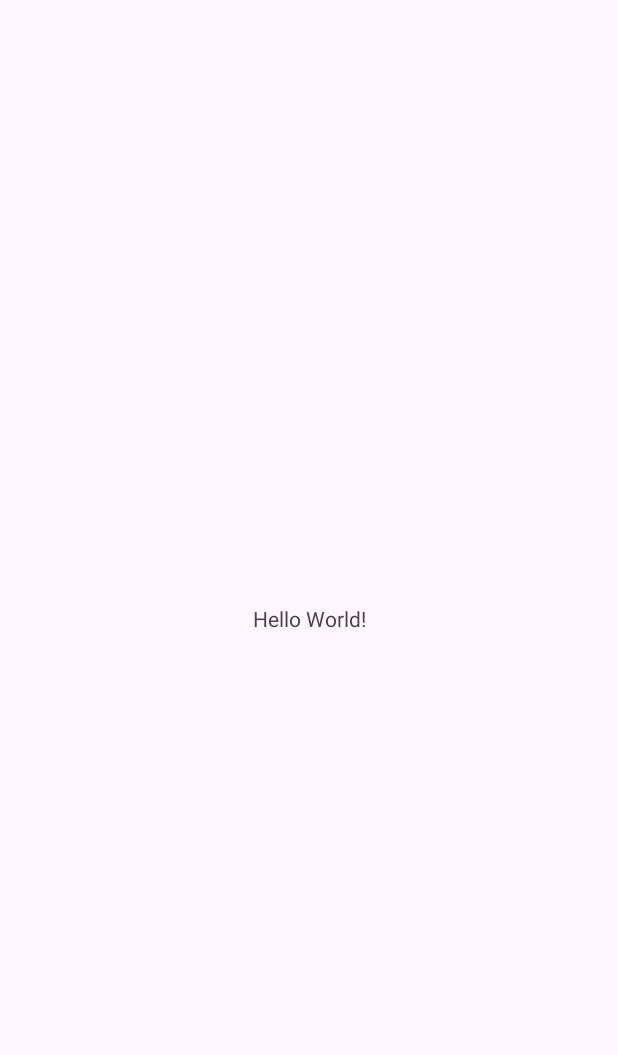
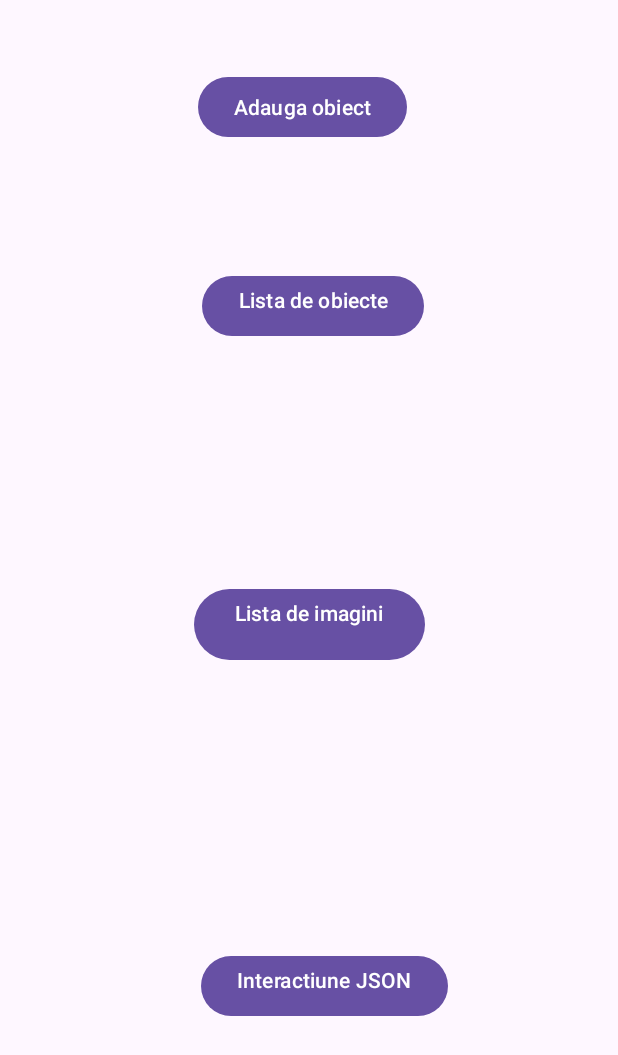
Before and after one commit to raresspirache/Spirache_Rares_ActivitateDAM2024, an Android app: the screen it shows after launch (MainActivity), on a phone screen of 412 x 824 dp. Before the commit the part shown is almost empty. Shown: the top 1055 px of the screen. Run offline under Robolectric (Android 15) with nearby library versions, the phone set to English and light mode, and no system bars.

Commit message:
Seminar 6

```diff
--- a/app/seminar_4/src/main/AndroidManifest.xml
+++ b/app/seminar_4/src/main/AndroidManifest.xml
@@ -8,6 +8,9 @@
         android:roundIcon="@mipmap/ic_launcher_round"
         android:supportsRtl="true"
         android:theme="@style/Theme.LaboratorDAM">
+        <activity
+            android:name=".ListaRezervari"
+            android:exported="false" />
         <activity
             android:name=".FormularActivitate"
             android:exported="false" />
--- a/app/seminar_4/src/main/java/com/example/seminar_4/MainActivity.java
+++ b/app/seminar_4/src/main/java/com/example/seminar_4/MainActivity.java
@@ -1,6 +1,10 @@
 package com.example.seminar_4;
 
+import android.content.Intent;
 import android.os.Bundle;
+import android.os.Parcelable;
+import android.view.View;
+import android.widget.Button;
 
 import androidx.activity.EdgeToEdge;
 import androidx.appcompat.app.AppCompatActivity;
@@ -8,7 +12,12 @@ import androidx.core.graphics.Insets;
 import androidx.core.view.ViewCompat;
 import androidx.core.view.WindowInsetsCompat;
 
+import java.util.ArrayList;
+import java.util.List;
+
 public class MainActivity extends AppCompatActivity {
+
+    private List<Rezervare> rezervari=null;
 
     @Override
     protected void onCreate(Bundle savedInstanceState) {
@@ -20,5 +29,30 @@ public class MainActivity extends AppCompatActivity {
             v.setPadding(systemBars.left, systemBars.top, systemBars.right, systemBars.bottom);
             return insets;
         });
+
+
+        rezervari=new ArrayList<>();
+
+        Button btn=findViewById(R.id.button);
+        btn.setOnClickListener(new View.OnClickListener() {
+            @Override
+            public void onClick(View v)
+            {
+                Intent it=new Intent(getApplicationContext(),FormularActivitate.class) ;
+                startActivityForResult(it,200);
+            }
+        });
+
+        Button adaugare=findViewById(R.id.button2);
+        adaugare.setOnClickListener(new View.OnClickListener() {
+            @Override
+            public void onClick(View v) {
+                Intent it = new Intent(getApplicationContext(), ListaRezervari.class);
+                it.putParcelableArrayListExtra("rezervari", (ArrayList<? extends Parcelable>) rezervari);
+                startActivity(it);
+            }
+        });
     }
+
+
 }
--- a/app/seminar_4/src/main/res/layout/activity_main.xml
+++ b/app/seminar_4/src/main/res/layout/activity_main.xml
@@ -7,13 +7,56 @@
     android:layout_height="match_parent"
     tools:context=".MainActivity">
 
-    <TextView
+
+    <Button
+        android:id="@+id/button"
         android:layout_width="wrap_content"
         android:layout_height="wrap_content"
-        android:text="Hello World!"
+        android:text="Adauga obiect"
+        app:layout_constraintBottom_toTopOf="@+id/button2"
+        app:layout_constraintEnd_toEndOf="parent"
+        app:layout_constraintHorizontal_bias="0.485"
+        app:layout_constraintStart_toStartOf="parent"
+        app:layout_constraintTop_toTopOf="parent"
+        app:layout_constraintVertical_bias="0.361" />
+
+    <Button
+        android:id="@+id/button2"
+        android:layout_width="wrap_content"
+        android:layout_height="wrap_content"
+        android:gravity="center_horizontal"
+        android:text="Lista de obiecte"
+        app:layout_constraintBottom_toTopOf="@+id/button3"
+        app:layout_constraintEnd_toEndOf="parent"
+        app:layout_constraintHorizontal_bias="0.511"
+        app:layout_constraintStart_toStartOf="parent"
+        app:layout_constraintTop_toTopOf="parent"
+        app:layout_constraintVertical_bias="0.528" />
+
+    <Button
+        android:id="@+id/button3"
+        android:layout_width="154dp"
+        android:layout_height="55dp"
+        android:gravity="center_horizontal"
+        android:text="Lista de imagini"
+        app:layout_constraintBottom_toTopOf="@+id/button4"
+        app:layout_constraintEnd_toEndOf="parent"
+        app:layout_constraintStart_toStartOf="parent"
+        app:layout_constraintTop_toTopOf="parent"
+        app:layout_constraintVertical_bias="0.672" />
+
+    <Button
+        android:id="@+id/button4"
+        android:layout_width="wrap_content"
+        android:layout_height="wrap_content"
+        android:gravity="center_horizontal"
+        android:text="Interactiune JSON"
         app:layout_constraintBottom_toBottomOf="parent"
         app:layout_constraintEnd_toEndOf="parent"
+        app:layout_constraintHorizontal_bias="0.542"
         app:layout_constraintStart_toStartOf="parent"
-        app:layout_constraintTop_toTopOf="parent" />
+        app:layout_constraintTop_toTopOf="parent"
+        app:layout_constraintVertical_bias="0.816" />
+
 
 </androidx.constraintlayout.widget.ConstraintLayout>
```
Also changed, not shown: app/seminar_4/src/main/java/com/example/seminar_4/AdapterRezervare.java (added, +61 -0 lines), app/seminar_4/src/main/java/com/example/seminar_4/ListaRezervari.java (added, +76 -0 lines), app/seminar_4/src/main/res/layout/activity_lista_rezervari.xml (added, +15 -0 lines), app/seminar_4/src/main/res/layout/layout_listview.xml (added, +48 -0 lines).
